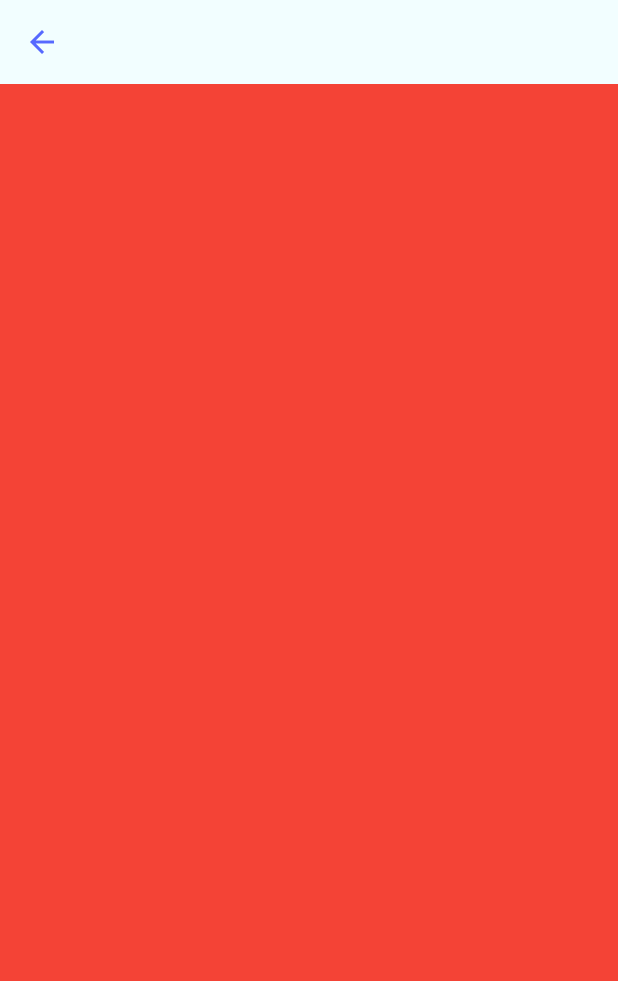
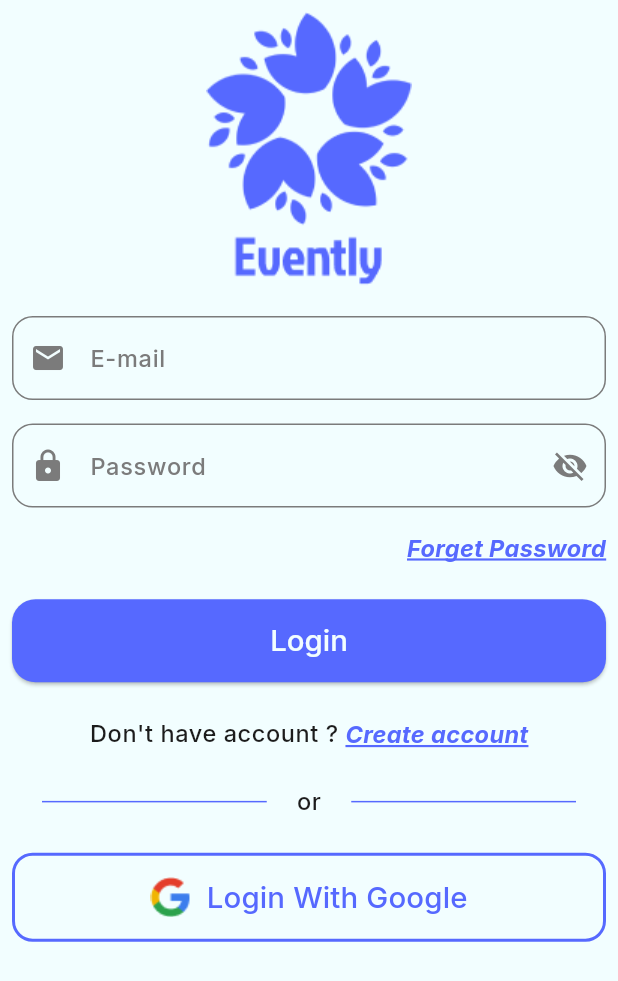
Before and after one commit to muhammedSaadX1/Evently-C16-Sun-Online, a Flutter app: the Login screen opened by its route, on a phone screen of 412 x 824 dp. Shown: the top 981 px of the screen. Run offline on Flutter 3.47's test engine with Material 3 defaults, Android fonts, the phone set to English and light mode, and no system bars; our stand-ins replace flutter_screenutil, google_fonts.

Commit message:
finished login ui

```diff
--- a/lib/core/resources/assets_manager.dart
+++ b/lib/core/resources/assets_manager.dart
@@ -1,4 +1,5 @@
 class ImageAssets{
   static const String base = "assets/images/";
   static const String eventlyLogo = "${base}evently_logo.png";
+  static const String google = "${base}google_icon.png";
 }
--- a/lib/core/widgets/custom_text_button.dart
+++ b/lib/core/widgets/custom_text_button.dart
@@ -4,14 +4,18 @@ import 'package:flutter_screenutil/flutter_screenutil.dart';
 import 'package:google_fonts/google_fonts.dart';
 
 class CustomTextButton extends StatelessWidget {
-  const CustomTextButton({super.key, required this.text, required this.onTap});
+  const CustomTextButton({super.key, required this.text, required this.onTap, this.alignment = Alignment.center});
 final String text;
 final VoidCallback onTap;
+final AlignmentGeometry alignment;
   @override
   Widget build(BuildContext context) {
-    return  GestureDetector(
+    return  Container(
+      alignment: alignment,
+      child: GestureDetector(
         onTap: onTap,
         child: Text(
+
           text,
           style: GoogleFonts.inter(
               fontSize: 16.sp,
@@ -22,6 +26,7 @@ final VoidCallback onTap;
               fontStyle: FontStyle.italic
           ),
         ),
+      ),
     );
   }
 }
--- a/lib/features/auth/login/login.dart
+++ b/lib/features/auth/login/login.dart
@@ -1,14 +1,152 @@
+import 'package:evently_sun_online/core/resources/assets_manager.dart';
+import 'package:evently_sun_online/core/resources/colors_manager.dart'
+    show ColorsManager;
+import 'package:evently_sun_online/core/routes_manager/app_routes.dart'
+    show AppRoutes;
+import 'package:evently_sun_online/core/widgets/custom_elevated_button.dart';
+import 'package:evently_sun_online/core/widgets/custom_text_button.dart';
+import 'package:evently_sun_online/core/widgets/custom_text_form_field.dart';
 import 'package:flutter/material.dart';
+import 'package:flutter_screenutil/flutter_screenutil.dart';
+import 'package:google_fonts/google_fonts.dart';
 
-class Login extends StatelessWidget {
+class Login extends StatefulWidget {
   const Login({super.key});
+
+  @override
+  State<Login> createState() => _LoginState();
+}
+
+class _LoginState extends State<Login> {
+  bool securePassword = true;
+
   @override
   Widget build(BuildContext context) {
     return Scaffold(
-      backgroundColor: Colors.red,
-      appBar: AppBar(
+      body: Padding(
+        padding: const EdgeInsets.all(8.0),
+        child: Column(
+          children: [
+            Image.asset(ImageAssets.eventlyLogo),
+            Column(
+              crossAxisAlignment: CrossAxisAlignment.stretch,
 
+              children: [
+                SizedBox(height: 16.h),
+                CustomTextFormField(
+                  labelText: "E-mail",
+                  keyboardType: TextInputType.emailAddress,
+                  prefixIcon: Icons.email,
+                ),
+                SizedBox(height: 16.h),
+                CustomTextFormField(
+                  isSecure: securePassword,
+                  labelText: "Password",
+                  keyboardType: TextInputType.visiblePassword,
+                  prefixIcon: Icons.lock,
+                  suffixIcon: IconButton(
+                    onPressed: _onTogglePasswordIconClicked,
+                    icon: Icon(
+                      securePassword ? Icons.visibility_off : Icons.visibility,
+                    ),
+                  ),
+                ),
+                SizedBox(height: 16.h),
+                CustomTextButton(
+                  text: "Forget Password",
+                  onTap: () {},
+                  alignment: Alignment.centerRight,
+                ),
+                SizedBox(height: 24.h),
+                CustomElevatedButton(text: "Login", onPress: () {}),
+                SizedBox(height: 24.h),
+                Row(
+                  mainAxisAlignment: MainAxisAlignment.center,
+                  children: [
+                    Text(
+                      "Don't have account ? ",
+                      style: Theme.of(context).textTheme.bodySmall,
+                    ),
+                    GestureDetector(
+                      onTap: () {
+                        Navigator.pushReplacementNamed(
+                          context,
+                          AppRoutes.register,
+                        );
+                      },
+                      child: Text(
+                        "Create account",
+                        style: GoogleFonts.inter(
+                          fontSize: 16.sp,
+                          color: ColorsManager.blue,
+                          fontWeight: FontWeight.bold,
+                          decorationColor: ColorsManager.blue,
+                          decoration: TextDecoration.underline,
+                          fontStyle: FontStyle.italic,
+                        ),
+                      ),
+                    ),
+                  ],
+                ),
+                SizedBox(height: 24.h),
+                Row(
+                  children: [
+                    Expanded(
+                      child: Divider(
+                        thickness: 1,
+                        color: ColorsManager.blue,
+                        indent: 20,
+                        endIndent: 20,
+                      ),
+                    ),
+                    Text("or", style: Theme.of(context).textTheme.bodySmall),
+                    Expanded(
+                      child: Divider(
+                        thickness: 1,
+                        color: ColorsManager.blue,
+                        indent: 20,
+                        endIndent: 20,
+                      ),
+                    ),
+                  ],
+                ),
+                SizedBox(height: 24.h),
+                OutlinedButton(
+                  style: OutlinedButton.styleFrom(
+                    padding: REdgeInsets.symmetric(vertical: 16),
+                    side: BorderSide(color: ColorsManager.blue, width: 2),
+                    shape: RoundedRectangleBorder(
+                      borderRadius: BorderRadius.circular(14.r),
+                    ),
+                  ),
+                  onPressed: () {},
+                  child: Row(
+                    mainAxisAlignment: MainAxisAlignment.center,
+                    children: [
+                      Image.asset(ImageAssets.google),
+                      SizedBox(width: 10.w),
+                      Text(
+                        "Login With Google",
+                        style: GoogleFonts.inter(
+                          fontSize: 20.sp,
+                          fontWeight: FontWeight.w500,
+                          color: ColorsManager.blue,
+                        ),
+                      ),
+                    ],
+                  ),
+                ),
+              ],
+            ),
+          ],
+        ),
       ),
     );
   }
+
+  void _onTogglePasswordIconClicked() {
+    setState(() {
+      securePassword = !securePassword;
+    });
+  }
 }
--- a/lib/features/auth/register/register.dart
+++ b/lib/features/auth/register/register.dart
@@ -1,5 +1,6 @@
 import 'package:evently_sun_online/core/resources/assets_manager.dart';
 import 'package:evently_sun_online/core/resources/colors_manager.dart';
+import 'package:evently_sun_online/core/routes_manager/app_routes.dart';
 import 'package:evently_sun_online/core/widgets/custom_elevated_button.dart';
 import 'package:evently_sun_online/core/widgets/custom_text_form_field.dart';
 import 'package:evently_sun_online/features/auth/login/login.dart';
@@ -78,7 +79,9 @@ class _RegisterState extends State<Register> {
                         style: Theme.of(context).textTheme.bodySmall,
                       ),
                       GestureDetector(
-                        onTap: () {},
+                        onTap: () {
+                          Navigator.pushReplacementNamed(context, AppRoutes.login);
+                        },
                         child: Text(
                           "Login",
                           style: GoogleFonts.inter(
```
Also changed, not shown: assets/images/2.0x/google_icon@2x.png (added), assets/images/3.0x/google_icon@3x.png (added), assets/images/google_icon.png (added). Lines whose indentation alone changed are shown as unchanged.
